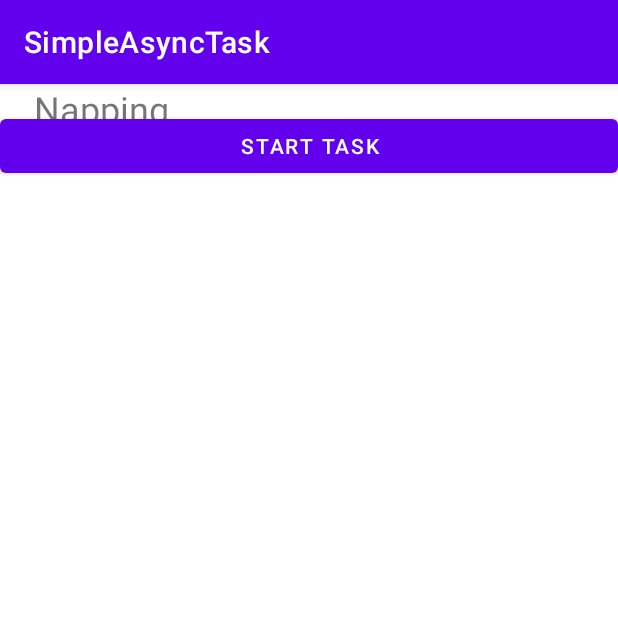
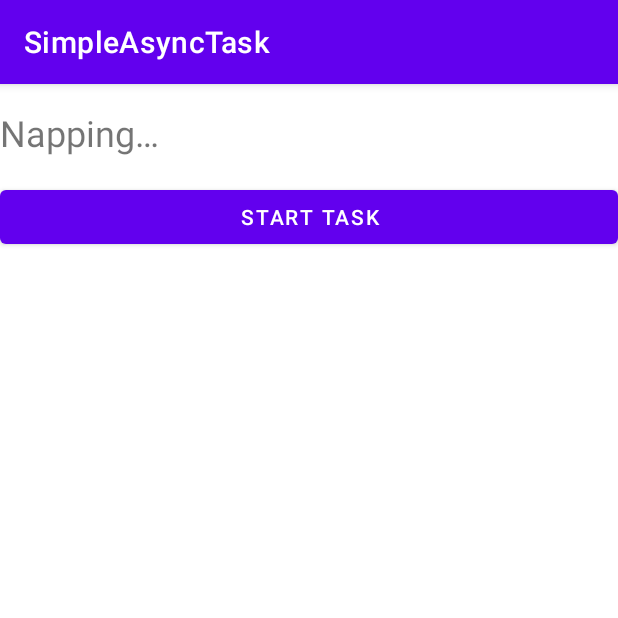
Before and after one commit to yunyoungkil/DataParser, an Android app: the screen it shows after launch (MainActivity), after a tap on "START TASK", on a phone screen of 412 x 824 dp, the top half of it. Run offline under Robolectric (Android 15) with nearby library versions, the phone set to English and light mode, and no system bars.

Commit message:
20211215

```diff
--- a/app/src/main/java/com/example/dataparser/AsyncTaskParser.java
+++ b/app/src/main/java/com/example/dataparser/AsyncTaskParser.java
@@ -1,31 +1,26 @@
 package com.example.dataparser;
 
 import android.os.AsyncTask;
-import android.util.Log;
-import android.widget.TextView;
+import java.io.IOException;
+import java.lang.ref.WeakReference;
+
+import okhttp3.OkHttpClient;
+import okhttp3.Request;
+import okhttp3.Response;
 
 import org.json.JSONArray;
 import org.json.JSONException;
 import org.json.JSONObject;
 
-import java.io.IOException;
-import java.lang.ref.WeakReference;
-import java.lang.reflect.Array;
-import java.util.ArrayList;
-
-
-import okhttp3.OkHttpClient;
-import okhttp3.Request;
-import okhttp3.Response;
-
-
-
+import android.widget.ListView;
+import android.widget.TextView;
 
 public class AsyncTaskParser extends AsyncTask<String, Void, JSONArray> {
     JSONArray d_jsonArray;
-    ArrayList<String> arrayList;
+
     // The TextView where we will show results
     private WeakReference<TextView> mTextView;
+    private WeakReference<ListView> mListView;
 
     // Constructor that provides a reference to the TextView from the MainActivity
     AsyncTaskParser(TextView tv) {
@@ -33,7 +28,20 @@ public class AsyncTaskParser extends AsyncTask<String, Void, JSONArray> {
     }
 
     @Override
-    protected JSONArray doInBackground(String... string) {
+    protected JSONArray doInBackground(String... string)  {
+
+
+        /**
+        필드명	설명	타입
+        market	업비트에서 제공중인 시장 정보	String
+        korean_name	거래 대상 암호화폐 한글명	String
+        english_name	거래 대상 암호화폐 영문명	String
+        market_warning	유의 종목 여부
+        NONE (해당 사항 없음), CAUTION(투자유의)	String
+
+         isDetails boolean =false,true
+         유의종목 필드과 같은 상세 정보 노출 여부(선택 파라미터)
+         */
 
         Response response = null;
         OkHttpClient client = new OkHttpClient();
@@ -44,28 +52,21 @@ public class AsyncTaskParser extends AsyncTask<String, Void, JSONArray> {
                 .addHeader("Accept", "application/json")
                 .build();
 
+        try {
 
-        try {
-            arrayList = new ArrayList<>();
             response = client.newCall(request).execute();
+            String s = response.body().string();
+           d_jsonArray = new JSONArray(s);
 
-            String s = response.body().string();
-           //Log.d("데이터",""+s);
-           d_jsonArray = new JSONArray(s);
-           // Log.d("번호:"+ d_jsonArray.length(),""+d_jsonArray.getJSONObject(10));
-
-            //SONObject_name = market,korean_name,english_name
-
-            for (int i =0; i<d_jsonArray.length(); i++){
+            for (int i =0; i < d_jsonArray.length(); i++){
                 JSONObject jdata = d_jsonArray.getJSONObject(i);
-                Log.d("마켓: " +jdata.getString("korean_name"),"이름: "+jdata.getString("market"));
+                String market = jdata.getString("market");
+                String korean_name = jdata.getString("korean_name");
+                String english_name = jdata.getString("english_name");
 
             }
-
-
-        } catch (IOException e) {
-            e.printStackTrace();
-        } catch (JSONException e) {
+           //  Log.d("마켓" ,"이름: "+ korean_name);
+        } catch (IOException | JSONException e) {
             e.printStackTrace();
         }
         return d_jsonArray;
--- a/app/src/main/java/com/example/dataparser/MainActivity.java
+++ b/app/src/main/java/com/example/dataparser/MainActivity.java
@@ -3,10 +3,14 @@ package com.example.dataparser;
 import androidx.appcompat.app.AppCompatActivity;
 
 import android.os.Bundle;
+import android.util.Log;
 import android.view.View;
+
 import android.widget.TextView;
 
+
 public class MainActivity extends AppCompatActivity {
+
 
     // Key for saving the state of the TextView
     private static final String TEXT_STATE = "currentText";
@@ -14,12 +18,13 @@ public class MainActivity extends AppCompatActivity {
     // The TextView where we will show results
     private TextView mTextView;
 
+
     @Override
     protected void onCreate(Bundle savedInstanceState) {
         super.onCreate(savedInstanceState);
         setContentView(R.layout.activity_main);
+        mTextView = findViewById(R.id.textView1);
 
-        mTextView = findViewById(R.id.textView1);
 
         // Restore TextView if there is a savedInstanceState bundle.
         if (savedInstanceState != null) {
@@ -35,6 +40,9 @@ public class MainActivity extends AppCompatActivity {
      * @param view The view (Button) that was clicked.
      */
     public void startTask(View view) {
+
+
+
         // Put a message in the text view.
         mTextView.setText(R.string.napping);
 
@@ -54,5 +62,7 @@ public class MainActivity extends AppCompatActivity {
         super.onSaveInstanceState(outState);
         // Save the state of the TextView
         outState.putString(TEXT_STATE, mTextView.getText().toString());
+
+         Log.d("마켓: " +outState,"이름: ");
     }
 }
--- a/app/src/main/res/layout/activity_main.xml
+++ b/app/src/main/res/layout/activity_main.xml
@@ -8,26 +8,34 @@
 
     <TextView
         android:id="@+id/textView1"
-        android:layout_width="367dp"
-        android:layout_height="32dp"
+        android:layout_width="0dp"
+        android:layout_height="wrap_content"
+        android:layout_marginTop="16dp"
         android:text="@string/ready_to_start"
         android:textSize="24sp"
         app:layout_constraintEnd_toEndOf="parent"
+        app:layout_constraintHorizontal_bias="0.105"
         app:layout_constraintStart_toStartOf="parent"
-        tools:layout_editor_absoluteY="88dp" />
+        app:layout_constraintTop_toTopOf="parent" />
 
     <Button
         android:id="@+id/button"
         android:layout_width="0dp"
-        android:layout_height="wrap_content"
-        android:layout_marginTop="24dp"
+        android:layout_height="48dp"
+        android:layout_marginTop="16dp"
         android:onClick="startTask"
         android:text="@string/start_task"
-        app:layout_constraintBottom_toTopOf="@+id/textView1"
         app:layout_constraintEnd_toEndOf="parent"
         app:layout_constraintHorizontal_bias="0.0"
         app:layout_constraintStart_toStartOf="parent"
-        app:layout_constraintTop_toTopOf="parent"
-        app:layout_constraintVertical_bias="0.092" />
+        app:layout_constraintTop_toBottomOf="@+id/textView1" />
+
+    <ListView
+        android:id="@+id/listview_list"
+        android:layout_width="406dp"
+        android:layout_height="619dp"
+        app:layout_constraintTop_toBottomOf="@+id/button"
+        tools:layout_editor_absoluteX="4dp" />
+
 
 </androidx.constraintlayout.widget.ConstraintLayout>
```
